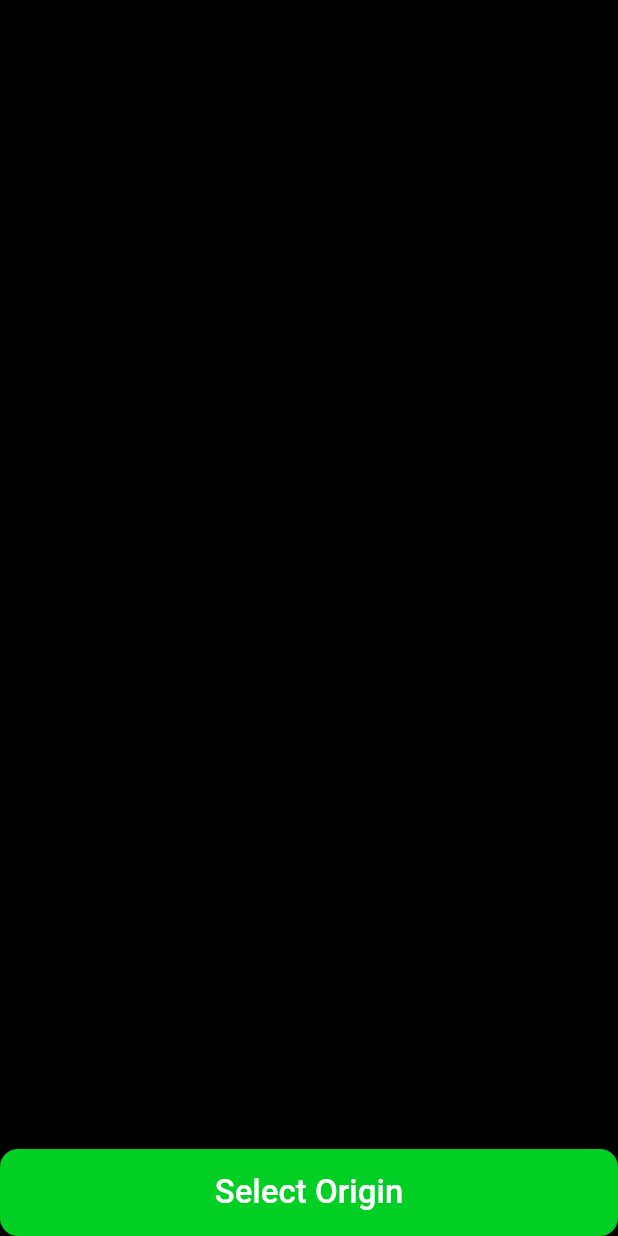
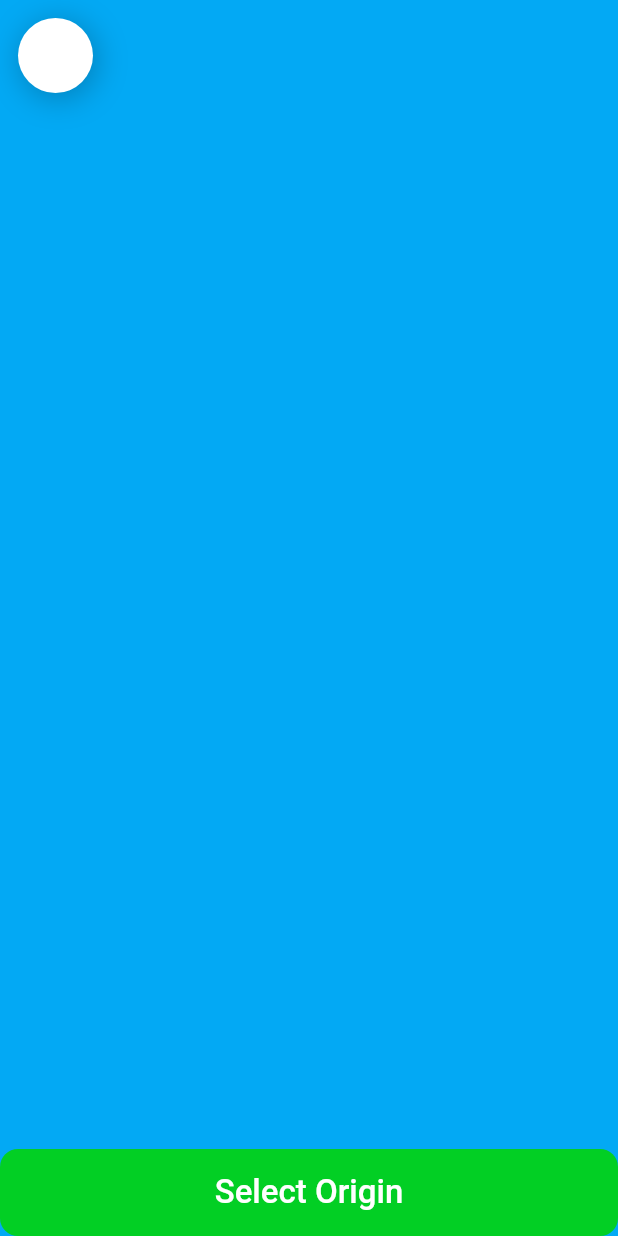
Before and after one commit to kiarash-nazari/taxi_map_uber, a Flutter app: the screen it shows after launch, on a phone screen of 412 x 824 dp. Run offline on Flutter 3.47's test engine with Material 2 defaults, Android fonts, the phone set to English and light mode, and no system bars; our stand-ins replace google_fonts.

Commit message:
some changes

```diff
--- a/lib/screens/Map_Screen.dart
+++ b/lib/screens/Map_Screen.dart
@@ -17,7 +17,7 @@ class _MappScreenState extends State<MapScreen> {
       body: Stack(children: [
         //OSM MAP
         Container(
-          color: Colors.black,
+          color: Colors.lightBlue,
         ),
 
         //Origin button
--- a/lib/widgets/back_button_widget.dart
+++ b/lib/widgets/back_button_widget.dart
@@ -2,7 +2,7 @@ import 'package:flutter/material.dart';
 import 'package:taxi_map/constants/Dimens.dart';
 
 class MyBackButton extends StatelessWidget {
-  Function onpressed = (){};
+  Function() onpressed;
 
   MyBackButton({super.key, required this.onpressed});
 
@@ -15,13 +15,19 @@ class MyBackButton extends StatelessWidget {
         height: 50,
         width: 50,
         decoration: const BoxDecoration(
+          color: Colors.white,
           shape: BoxShape.circle,
           boxShadow: [
             BoxShadow(
                 color: Colors.black26, offset: Offset(2, 3), blurRadius: 18),
           ],
         ),
-        child: IconButton(onPressed: () {}, icon: const Icon(Icons.arrow_back)),
+        child: IconButton(
+            onPressed: onpressed,
+            icon: const Icon(
+              Icons.arrow_back,
+              color: Colors.white,
+            )),
       ),
     );
   }
```
